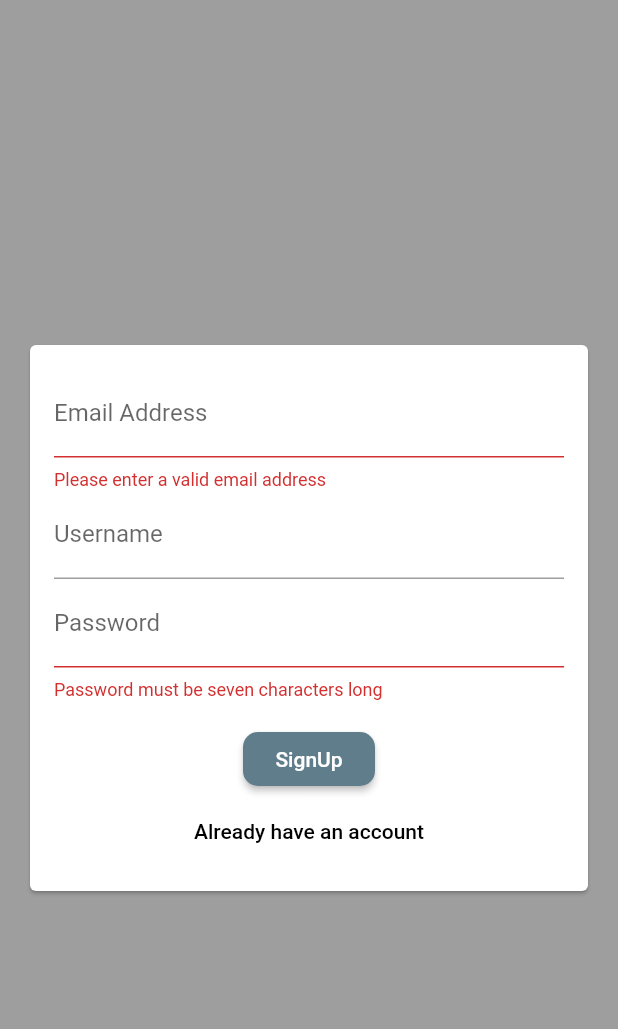
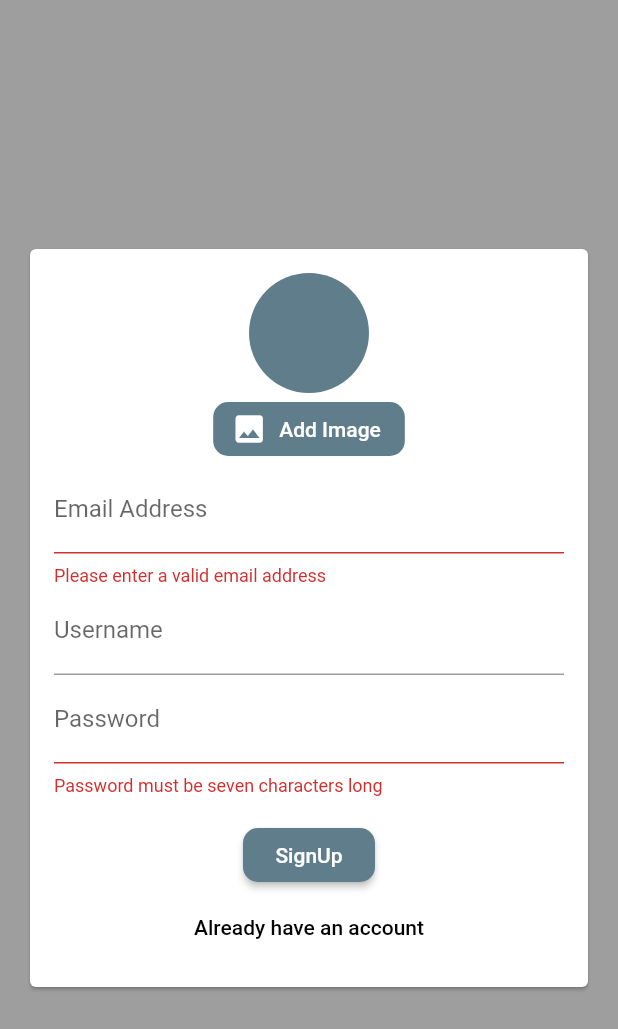
Before and after one commit to Pitossky/realtime_messenger, a Flutter app: the screen it shows after launch, after a tap on "Login", after a tap on "Create new account", on a phone screen of 412 x 824 dp. Shown: the top 1029 px of the screen. Run offline on Flutter 3.47's test engine with Material 2 defaults, Android fonts, the phone set to English and light mode, and no system bars; our stand-ins replace cloud_firestore, firebase_auth, firebase_core, firebase_messaging, firebase_storage, image_picker; accounts and stored records are empty.

```diff
--- a/lib/main.dart
+++ b/lib/main.dart
@@ -22,6 +22,7 @@ class MyApp extends StatelessWidget {
         primarySwatch: Colors.grey,
         accentColor: Colors.blueGrey,
         accentColorBrightness: Brightness.dark,
+        //backgroundColor: Colors.blueGrey,
         buttonTheme: ButtonTheme.of(context).copyWith(
           buttonColor: Colors.blueGrey,
           textTheme: ButtonTextTheme.primary,
--- a/lib/screens/authentication_screen.dart
+++ b/lib/screens/authentication_screen.dart
@@ -1,6 +1,8 @@
+import 'dart:io';
 import 'package:flutter/material.dart';
 import 'package:firebase_auth/firebase_auth.dart';
 import 'package:cloud_firestore/cloud_firestore.dart';
+import 'package:firebase_storage/firebase_storage.dart';
 import 'package:flutter/services.dart';
 import 'package:realtime_messenger/widget/auth_form.dart';
 
@@ -21,6 +23,7 @@ class _AuthScreenState extends State<AuthScreen> {
     String username,
     bool loginState,
     BuildContext ctx,
+    File userImage,
   ) async {
     UserCredential userAuthResult;
 
@@ -38,6 +41,16 @@ class _AuthScreenState extends State<AuthScreen> {
           email: email,
           password: password,
         );
+
+       final userImageRef = FirebaseStorage.instance
+            .ref()
+            .child('user_image')
+            .child('${userAuthResult.user!.uid}.jpg');
+
+       await userImageRef.putFile(userImage);
+
+       final userImageUrl = await userImageRef.getDownloadURL();
+
         await FirebaseFirestore.instance
             .collection('users')
             .doc(
@@ -46,6 +59,7 @@ class _AuthScreenState extends State<AuthScreen> {
             .set({
           'username': username,
           'email': email,
+          'image_url': userImageUrl,
         });
       }
     } on PlatformException catch (err) {
--- a/lib/widget/auth_form.dart
+++ b/lib/widget/auth_form.dart
@@ -1,4 +1,6 @@
+import 'dart:io';
 import 'package:flutter/material.dart';
+import 'package:realtime_messenger/widget/image_container.dart';
 
 class AuthForm extends StatefulWidget {
   final bool formState;
@@ -8,6 +10,7 @@ class AuthForm extends StatefulWidget {
     String username,
     bool loginState,
     BuildContext ctx,
+      File userImage,
   ) formFnc;
 
   const AuthForm({
@@ -26,10 +29,25 @@ class _AuthFormState extends State<AuthForm> {
   String email = '';
   String password = '';
   String username = '';
+  File? _userFile;
+
+  void _imageFunction(File pickedImage) {
+    _userFile = pickedImage;
+  }
 
   void _submitForm() {
     final validForm = _formKey.currentState!.validate();
     FocusScope.of(context).unfocus();
+
+    if (_userFile == null && !_loginState) {
+      ScaffoldMessenger.of(context).showSnackBar(
+        SnackBar(
+          content: const Text('Please pick an image'),
+          backgroundColor: Theme.of(context).errorColor,
+        ),
+      );
+      return;
+    }
 
     if (validForm) {
       _formKey.currentState!.save();
@@ -39,6 +57,7 @@ class _AuthFormState extends State<AuthForm> {
         username.trim(),
         _loginState,
         context,
+        _userFile!,
       );
     }
   }
@@ -56,6 +75,10 @@ class _AuthFormState extends State<AuthForm> {
               child: Column(
                 mainAxisSize: MainAxisSize.min,
                 children: [
+                  if (!_loginState)
+                    ImageContainer(
+                      imageFn: _imageFunction,
+                    ),
                   TextFormField(
                     key: const ValueKey('email'),
                     validator: (val) {
@@ -101,16 +124,15 @@ class _AuthFormState extends State<AuthForm> {
                     },
                   ),
                   const SizedBox(height: 15),
-                  if (widget.formState)
-                    const CircularProgressIndicator(),
-                  if(!widget.formState)
+                  if (widget.formState) const CircularProgressIndicator(),
+                  if (!widget.formState)
                     RaisedButton(
                       onPressed: _submitForm,
                       child: Text(
                         _loginState ? 'Login' : 'SignUp',
                       ),
                     ),
-                  if(!widget.formState)
+                  if (!widget.formState)
                     FlatButton(
                       onPressed: () {
                         setState(() {
--- /dev/null
+++ b/lib/widget/image_container.dart
@@ -0,0 +1,52 @@
+import 'dart:io';
+import 'package:flutter/material.dart';
+import 'package:image_picker/image_picker.dart';
+
+class ImageContainer extends StatefulWidget {
+  final void Function(File pickImage) imageFn;
+
+  const ImageContainer({
+    Key? key,
+    required this.imageFn,
+  }) : super(key: key);
+
+  @override
+  _ImageContainerState createState() => _ImageContainerState();
+}
+
+class _ImageContainerState extends State<ImageContainer> {
+  File? _userImage;
+
+  void _chooseImage() async {
+    final picker = ImagePicker();
+    final pickedImage = await picker.pickImage(
+      source: ImageSource.camera,
+      imageQuality: 50,
+      maxWidth: 150,
+    );
+    final pickedImageFile = File(pickedImage!.path);
+    setState(() {
+      _userImage = pickedImageFile;
+    });
+    widget.imageFn(pickedImageFile);
+  }
+
+  @override
+  Widget build(BuildContext context) {
+    return Column(
+      children: [
+        CircleAvatar(
+          backgroundColor: Theme.of(context).accentColor,
+          backgroundImage: _userImage != null ? FileImage(_userImage!) : null,
+          radius: 40,
+        ),
+        FlatButton.icon(
+          color: Theme.of(context).accentColor,
+          onPressed: _chooseImage,
+          icon: const Icon(Icons.image),
+          label: const Text('Add Image'),
+        ),
+      ],
+    );
+  }
+}
--- a/pubspec.yaml
+++ b/pubspec.yaml
@@ -48,7 +48,9 @@ dev_dependencies:
   cloud_firestore:
   firebase_core:
   firebase_auth:
-
+  image_picker:
+  firebase_storage:
+  firebase_messaging:
 
 
 # For information on the generic Dart part of this file, see the
```
Also changed, not shown: lib/screens/chat_screen.dart (+24 -1 lines), lib/widget/message_bubble.dart (+60 -7 lines), lib/widget/message_textfield.dart (+8 -2 lines), lib/widget/messages_field.dart (+7 -0 lines), pubspec.lock, 1 other file. Lines whose indentation alone changed are shown as unchanged.
